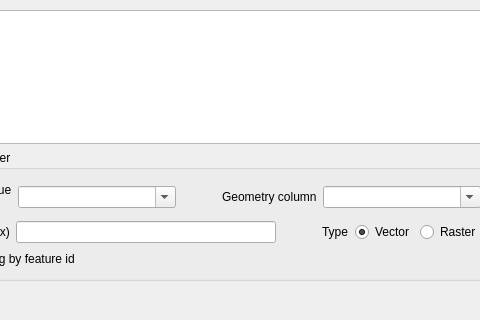
Before: the Qt Designer form python/plugins/db_manager/ui/DlgSqlWindow.ui in qgis/QGIS, drawn with Qt 5; both pictures show x 117 to 597 and y 205 to 525 of the 747 by 525 pixel window.
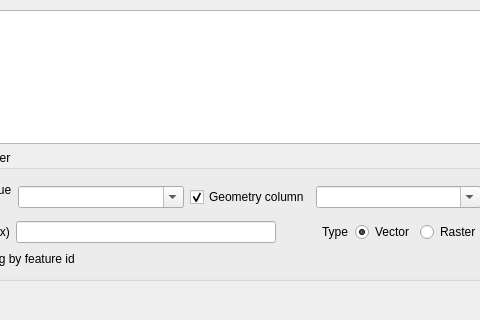
After: the same form once the commit is applied. Custom widgets are drawn as their Qt base class.

Commit message: [DBManager] Allow non-spatial layers

Diff of the .ui file:
```diff
--- a/python/plugins/db_manager/ui/DlgSqlWindow.ui
+++ b/python/plugins/db_manager/ui/DlgSqlWindow.ui
@@ -205,12 +205,15 @@
             </widget>
            </item>
            <item>
-            <widget class="QLabel" name="label_3">
+            <widget class="QCheckBox" name="hasGeometryCol">
              <property name="text">
               <string>Geometry column</string>
              </property>
-             <property name="indent">
-              <number>40</number>
+             <property name="checked">
+              <bool>true</bool>
+             </property>
+             <property name="tristate">
+              <bool>false</bool>
              </property>
             </widget>
            </item>
```
Left out of the diff: 16 changed lines with no effect on the pictures. The commit also changes 1 other file.
